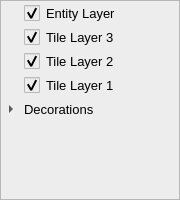
Before: the Qt Designer form ESToolkit/ESToolkit/form/ESToolkit/dock/tk_layer_dock_widget.ui in Bruceleeto/elysian-shadows, drawn with Qt 5.
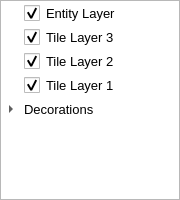
After: the same form once the commit is applied. Icons and pictures are not drawn.

Commit message: Fix tile selection bounds and Layer View theme colours

```diff
--- a/ESToolkit/ESToolkit/form/ESToolkit/dock/tk_layer_dock_widget.ui
+++ b/ESToolkit/ESToolkit/form/ESToolkit/dock/tk_layer_dock_widget.ui
@@ -65,12 +65,7 @@
        </font>
       </property>
       <property name="styleSheet">
-       <string notr="true">QTreeWidget {
-background-color: rgb(237, 237, 237);
-selection-color: rgb(0, 0, 0);
-selection-background-color: rgb(225, 202, 251);
-}
-QTreeWidget::indicator {
+       <string notr="true">QTreeWidget::indicator {
 width: 16px; height: 16px;
 }
 QTreeWidget::indicator:unchecked {
```
The commit also changes 1 other file.
